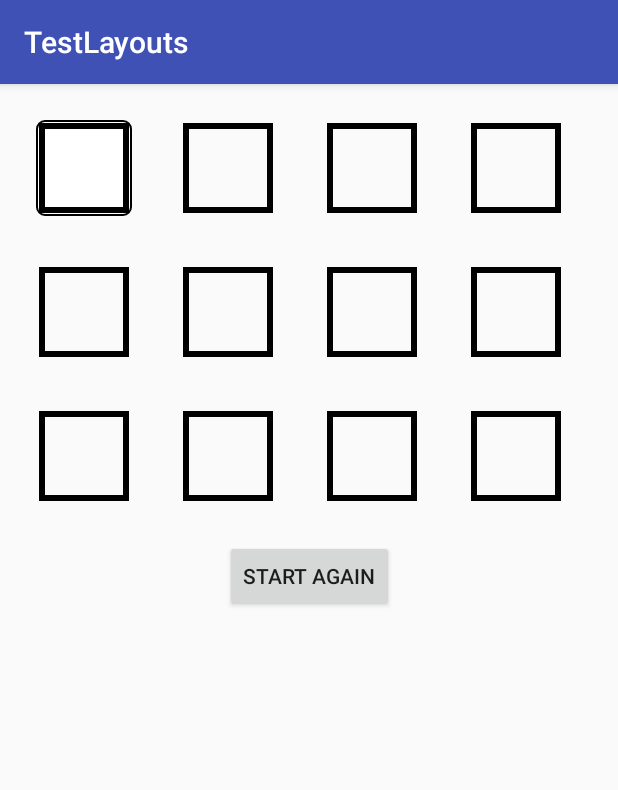
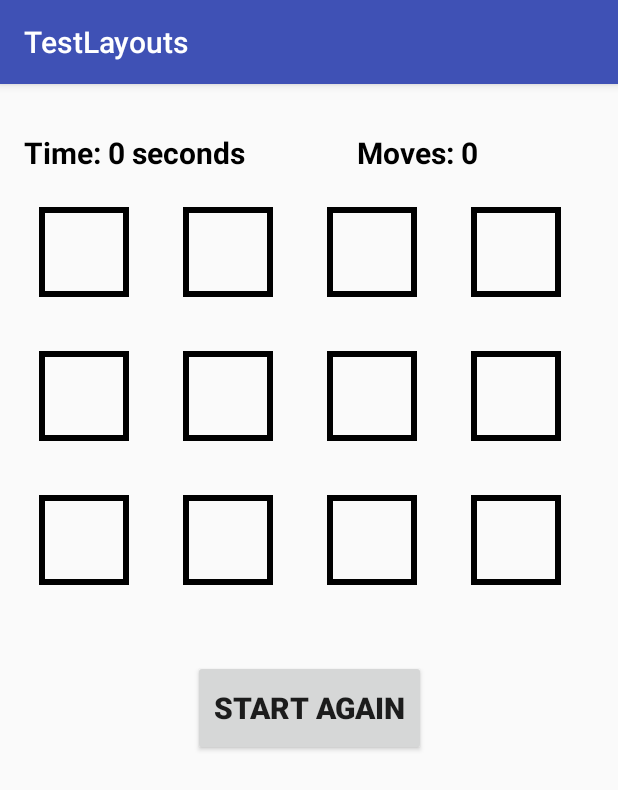
Before and after one commit to Lane29/TestLayouts, an Android app: the screen it shows after launch (MainActivity), after a tap on "START AGAIN", on a phone screen of 412 x 824 dp. Shown: the top 790 px of the screen. Run offline under Robolectric (Android 15) with nearby library versions, the light colour scheme and no system bars; 1 other tap on this screen came first.

Commit message:
Opening with sound, automatic close, checking match, no automation

```diff
--- a/app/src/main/java/com/packtpub/testlayouts/MainActivity.java
+++ b/app/src/main/java/com/packtpub/testlayouts/MainActivity.java
@@ -1,13 +1,18 @@
 package com.packtpub.testlayouts;
 
 import android.media.MediaPlayer;
+import android.os.Handler;
 import android.support.v7.app.AppCompatActivity;
 import android.os.Bundle;
 import android.util.Log;
 import android.view.View;
 import android.widget.Button;
 import android.widget.ImageView;
+import android.widget.TextView;
 
+import org.w3c.dom.Text;
+
+import java.sql.Time;
 import java.util.Random;
 
 public class MainActivity extends AppCompatActivity implements View.OnClickListener{
@@ -18,11 +23,16 @@ public class MainActivity extends AppCompatActivity implements View.OnClickListe
     private int numCols = 0;
 
     private int lengthOfPack = 0;
+    private int numberOfCardsInSet = 0;
 
     private int pack[];
     private int openedCards[];
+    private int openedCardsPositions[];
 
-    private MediaPlayer mediaPlayer;
+    private int cntMoves = 0;
+    private int timeInMilliseconds = 0;
+
+    private MediaPlayer flipMediaPlayer;
 
     @Override
     protected void onCreate(Bundle savedInstanceState) {
@@ -32,57 +42,79 @@ public class MainActivity extends AppCompatActivity implements View.OnClickListe
         initGame();
 
         shuffleCards();
+        turnAllCardsFaceDown();
     }
 
 
 
-
-
     private void initGame(){
-        //TODO! Read from prefereces.     For level 1 of the game there two sets = two mathched cards
+       // Log.i("info", "initGame...............");
+        //TODO! Read from prefereces. For level 1 of the game there two sets = two mathched cards
         numOfMatchedCards = 2;
         numRows = 3;
         numCols = 4;
 
-        //For level #1 = 12 cards are laid
-        lengthOfPack = numRows * numCols;
+        lengthOfPack = numRows * numCols;           //For level #1 = 12 cards are laid
 
-        //For level #1 = 6 cards in a set
-        int numberOfCardsInSet = lengthOfPack / numOfMatchedCards;
+        numberOfCardsInSet = lengthOfPack / numOfMatchedCards;    //For level #1 = 6 cards in a set
 
-        //Array for all cards
-        pack = new int[lengthOfPack];
+        pack = new int[lengthOfPack];   //Array for all cards
+        initPackArray();
 
-        //Array for opened cards
-        openedCards = new int[numOfMatchedCards];
+        openedCards = new int[numOfMatchedCards];   //Array for opened cards
+        initOpenedCardsArray();
 
-        //Initialising pack array. For level #1 = [1;2;3;4;5;6;1;2;3;4;5;6]
-        for (int i = 0; i < lengthOfPack; i++) {
-            pack[i] = (i + 1) % numberOfCardsInSet;
-        }
+        openedCardsPositions = new int[numOfMatchedCards];   //Array for opened cards
+        initOpenedCardsPositionsArray();
 
-        //Initialising array of opened cards.
-        for (int i = 0; i < numOfMatchedCards; i++) {
-            openedCards[i] = 0;
-        }
+        setOnClickListenerOnImageViews();
 
+        initGameTime();
+
+        initMoves();
+    }
+
+
+    private void setOnClickListenerOnImageViews() {
+        //Log.i("info", "setOnClickListenerOnImageViews...............");
         //Setting onClickListener on each imageView
         ImageView imageView;
         for (int i = 1; i <= numRows; i++)
             for (int j = 1; j <= numCols; j++) {
-                int resID = getResources().getIdentifier("position" + i + j, "id", getPackageName());
+                int resID = getResources().getIdentifier("card" + i + j, "id", getPackageName());
                 imageView = findViewById(resID);
                 imageView.setOnClickListener(this);
             }
     }
 
+    public void initPackArray(){
+       // Log.i("info", "initPackArray...............");
+        for (int i = 0; i < lengthOfPack; i++) {    //Initialising pack array. For level #1 = [1;2;3;4;5;6;1;2;3;4;5;6]
+            pack[i] = (i + 1) % numberOfCardsInSet + 1;
+        }
+    }
+
+
+    public void initOpenedCardsArray(){
+       /// Log.i("info", "initOpenedCardsArray...............");
+        for (int i = 0; i < numOfMatchedCards; i++) {
+            openedCards[i] = 0;
+        }
+    }
+
+    private void initOpenedCardsPositionsArray() {
+        /// Log.i("info", "initOpenedCardsPositionsArray...............");
+        for (int i = 0; i < numOfMatchedCards; i++) {
+            openedCardsPositions[i] = 0;
+        }
+    }
+
     public void shuffleCards() {
+       // Log.i("info", "shuffleCards...............");
         Random random = new Random();
 
         for (int i = 0; i < lengthOfPack; i++) {
-
             int cardPosition = random.nextInt(lengthOfPack - 1);
-
             int curCard = pack[i];
             pack[i] = pack[cardPosition];
             pack[cardPosition] = curCard;
@@ -91,66 +123,157 @@ public class MainActivity extends AppCompatActivity implements View.OnClickListe
 
 
     public void onClick(View view) {
-        //ID of the clicked card (IDs look like "position<XY>" where X - number of the row, Y - number of the column)
-        String cardPosition = getResources().getResourceEntryName(view.getId());//position32
-        int length = 10;//cardPosition.length();
-        Log.i("info", "cardPosition = " + cardPosition);
+        Log.i("info", "onClick...............");
 
-        int cardRow = Integer.parseInt(cardPosition.substring(length - 2, length-1));//3
-        int cardCol = Integer.parseInt(cardPosition.substring(length-1));//2
-        Log.i("info", cardRow + ":" + cardCol + " is clicked!!!");
+        //TODO! Timing
+        ///if (timeInMilliseconds == 0) {
+            //start timer
+        //}
+
+        ImageView clickedCard = (ImageView) view;
 
         //Position of the clicked card in a whole pack
-        int positionInPack = numCols * (cardRow - 1) + cardCol;//10
+        int positionInPack = Integer.parseInt(clickedCard.getTag().toString());//10
+
         Log.i("info", "Position in Pack = " + positionInPack);
 
         //Make sound
-        mediaPlayer = (MediaPlayer) MediaPlayer.create(this, R.raw.memory_flip);
-        mediaPlayer.start();
+        flipMediaPlayer = (MediaPlayer) MediaPlayer.create(this, R.raw.memory_flip);
+        flipMediaPlayer.start();
 
+        Log.i("info", "image" + pack[positionInPack-1]);
         //Turn the card face up (name of the target resource looks like "image<X>")
         int id = getResources().getIdentifier("image" + pack[positionInPack-1], "drawable", getPackageName());
-        ((ImageView) view).setImageResource(id);
+        clickedCard.setImageResource(id);
 
-        /*//add open card to array openedCards
-        addOpenedCard();
+        //add open card to array openedCards
+        addOpenedCard(positionInPack);
+        for (int i = 0; i < numOfMatchedCards; i++) {
+            Log.i("info", "openedCards[" + i + "] = "+ openedCards[i]);
+        }
 
-        if (areOpenedCardMatch()){
-            //remove matched cards
+
+        if (neededNumberOfCardsIsOpened()) {
+            if (areOpenedCardMatch()) {
+                Log.i("info", "Cards are matched!!! ");
+
+                initOpenedCardsArray();
+                initOpenedCardsPositionsArray();
+
+                MediaPlayer matchMediaPlayer = (MediaPlayer) MediaPlayer.create(this, R.raw.memory_match);
+                matchMediaPlayer.start();
+
+                //clickedCard.animate().translationYBy(-1000f).setDuration(2000);
+
+                //TODO! Animate opened cards
+            } else {
+                Handler handler = new Handler();
+                handler.postDelayed(new Runnable() {
+                    public void run() {
+                        initOpenedCardsArray();
+                        initOpenedCardsPositionsArray();
+                        turnAllCardsFaceDown();
+                    }
+                }, 2000);
+
+                flipMediaPlayer.start();
+            }
         }
-        else {
-            //close opened cards; init openedCards array
-        }*/
+
+        cntMoves++;
+        //showGameTime();
+        showMoves();
+        Log.i("info", "...");
     }
 
-   /* private boolean areOpenedCardMatch() {
-        //
+    /*private void showGameTime() {
+        TextView textTime = (TextView) findViewById(R.id.textTime);
+        textTime.setText("Time: " + timeInMilliseconds/1000 + " seconds");
+    }*/
+
+    private void showMoves() {
+        TextView textMoves = (TextView) findViewById(R.id.textMoves);
+        String strMoves = "Moves: " + cntMoves;
+        textMoves.setText(strMoves);
     }
 
-    private void addOpenedCard() {
-        //
+    private boolean neededNumberOfCardsIsOpened() {   //3 cards <> 0
+        //Log.i("info", "neededNumberOfCardsIsOpened...............");
+        boolean res = true;
+        int i=0;
+        while (i<numOfMatchedCards && res) {
+            if (openedCards[i] == 0) res = false;
+            i++;
+        }
+        return res;
     }
-*/
-
-    //New game
-    public void onStartClick(View view) {
 
 
+    private boolean areOpenedCardMatch() {
+        //Log.i("info", "areOpenedCardMatch...............");
+        boolean res = true;
+
+        int i = 1;
+        while (i < numOfMatchedCards && res) {
+            if (openedCards[i] != openedCards[i-1]) res = false;
+            Log.i("info", "openedCards[" + i + "] = "+ openedCards[i] + "    i = " + i + "   res = " + res);
+            i++;
+        }
+        return res;
+    }
+
+
+    private void addOpenedCard(int positionInPack) {
+        Log.i("info", "addOpenedCard...............pospositionInPackInPack = " + positionInPack);
+        int i = 0;
+        while (i<numOfMatchedCards && openedCards[i] != 0) i++;
+        openedCards[i] = pack[positionInPack-1];
+        openedCardsPositions[i] = positionInPack;
+    }
+
+
+    //Re-start the game
+    public void onStartClick(View view) {
+        //Log.i("info", "onStartClick...............");
         shuffleCards();
 
+        turnAllCardsFaceDown();
 
-        ImageView imageView;
+        initOpenedCardsArray();
 
-        //Turn all cards face down
+        initGameTime();
+
+        initMoves();
+    }
+
+    private void initGameTime() {
+        timeInMilliseconds = 0;
+        TextView textTime = (TextView) findViewById(R.id.textTime);
+        String str = "Time: 0 seconds";
+        textTime.setText(str);
+    }
+
+    private void initMoves() {
+        cntMoves = 0;
+        TextView textMoves = (TextView) findViewById(R.id.textMoves);
+        String str = "Moves: 0";
+        textMoves.setText(str);
+    }
+
+    //Turn all cards face down
+    public void turnAllCardsFaceDown() {
+        ///Log.i("info", "turnAllCardsFaceDown...............");
         for (int i = 1; i <= numRows; i++)
-            for (int j =1; j <= numCols; j++) {
-                int resID = getResources().getIdentifier("position" + i + j, "id", getPackageName());
-                imageView = findViewById(resID);
+            for (int j =1; j <= numCols; j++)  turnCardFaceDown(i, j);
+    }
 
-                int id = getResources().getIdentifier("square", "drawable", getPackageName());
-                imageView.setImageResource(id);
-            }
+    private void turnCardFaceDown(int i, int j) {
 
+        ///Log.i("info", "turnCardFaceDown...............");
+        int resID = getResources().getIdentifier("card" + i + j, "id", getPackageName());
+        ImageView imageView = findViewById(resID);
 
+        int id = getResources().getIdentifier("square", "drawable", getPackageName());
+        imageView.setImageResource(id);
     }
 }
--- a/app/src/main/res/layout/activity_main.xml
+++ b/app/src/main/res/layout/activity_main.xml
@@ -1,5 +1,6 @@
 <?xml version="1.0" encoding="utf-8"?>
-<android.support.constraint.ConstraintLayout xmlns:android="http://schemas.android.com/apk/res/android"
+<android.support.constraint.ConstraintLayout
+    xmlns:android="http://schemas.android.com/apk/res/android"
     xmlns:app="http://schemas.android.com/apk/res-auto"
     xmlns:tools="http://schemas.android.com/tools"
     android:layout_width="match_parent"
@@ -11,7 +12,7 @@
         android:layout_width="wrap_content"
         android:layout_height="wrap_content"
         android:layout_marginStart="8dp"
-        android:layout_marginTop="8dp"
+        android:layout_marginTop="64dp"
         app:layout_constraintStart_toStartOf="parent"
         app:layout_constraintTop_toTopOf="parent">
 
@@ -20,51 +21,54 @@
             android:layout_height="match_parent">
 
             <ImageView
-                android:id="@+id/position11"
+                android:id="@+id/card11"
                 android:layout_width="64dp"
                 android:layout_height="64dp"
                 android:layout_marginBottom="16dp"
                 android:layout_marginLeft="16dp"
                 android:layout_marginRight="16dp"
                 android:layout_marginTop="16dp"
-                android:background="@drawable/border"
                 android:scaleType="centerInside"
+                android:tag="1"
                 app:layout_constraintStart_toStartOf="parent"
                 app:srcCompat="@mipmap/ic_launcher"
                 tools:layout_editor_absoluteY="50dp" />
 
             <ImageView
-                android:id="@+id/position12"
+                android:id="@+id/card12"
                 android:layout_width="64dp"
                 android:layout_height="64dp"
                 android:layout_marginBottom="16dp"
                 android:layout_marginLeft="16dp"
                 android:layout_marginRight="16dp"
                 android:layout_marginTop="16dp"
+                android:tag="2"
                 app:srcCompat="@mipmap/ic_launcher"
                 tools:layout_editor_absoluteX="123dp"
                 tools:layout_editor_absoluteY="64dp" />
 
             <ImageView
-                android:id="@+id/position13"
+                android:id="@+id/card13"
                 android:layout_width="64dp"
                 android:layout_height="64dp"
                 android:layout_marginBottom="16dp"
                 android:layout_marginLeft="16dp"
                 android:layout_marginRight="16dp"
                 android:layout_marginTop="16dp"
+                android:tag="3"
                 app:srcCompat="@mipmap/ic_launcher"
                 tools:layout_editor_absoluteX="226dp"
                 tools:layout_editor_absoluteY="95dp" />
 
             <ImageView
-                android:id="@+id/position14"
+                android:id="@+id/card14"
                 android:layout_width="64dp"
                 android:layout_height="64dp"
                 android:layout_marginBottom="16dp"
                 android:layout_marginLeft="16dp"
                 android:layout_marginRight="16dp"
                 android:layout_marginTop="16dp"
+                android:tag="4"
                 app:srcCompat="@mipmap/ic_launcher" />
         </TableRow>
 
@@ -73,49 +77,53 @@
             android:layout_height="match_parent">
 
             <ImageView
-                android:id="@+id/position21"
+                android:id="@+id/card21"
                 android:layout_width="64dp"
                 android:layout_height="64dp"
                 android:layout_marginBottom="16dp"
                 android:layout_marginLeft="16dp"
                 android:layout_marginRight="16dp"
                 android:layout_marginTop="16dp"
+                android:tag="5"
                 app:layout_constraintStart_toStartOf="parent"
                 app:srcCompat="@mipmap/ic_launcher"
                 tools:layout_editor_absoluteY="50dp" />
 
             <ImageView
-                android:id="@+id/position22"
+                android:id="@+id/card22"
                 android:layout_width="64dp"
                 android:layout_height="64dp"
                 android:layout_marginBottom="16dp"
                 android:layout_marginLeft="16dp"
                 android:layout_marginRight="16dp"
                 android:layout_marginTop="16dp"
+                android:tag="6"
                 app:srcCompat="@mipmap/ic_launcher"
                 tools:layout_editor_absoluteX="123dp"
                 tools:layout_editor_absoluteY="64dp" />
 
             <ImageView
-                android:id="@+id/position23"
+                android:id="@+id/card23"
                 android:layout_width="64dp"
                 android:layout_height="64dp"
                 android:layout_marginBottom="16dp"
                 android:layout_marginLeft="16dp"
                 android:layout_marginRight="16dp"
                 android:layout_marginTop="16dp"
+                android:tag="7"
                 app:srcCompat="@mipmap/ic_launcher"
                 tools:layout_editor_absoluteX="226dp"
                 tools:layout_editor_absoluteY="95dp" />
 
             <ImageView
-                android:id="@+id/position24"
+                android:id="@+id/card24"
                 android:layout_width="64dp"
                 android:layout_height="64dp"
                 android:layout_marginBottom="16dp"
                 android:layout_marginLeft="16dp"
                 android:layout_marginRight="16dp"
                 android:layout_marginTop="16dp"
+                android:tag="8"
                 app:srcCompat="@mipmap/ic_launcher" />
         </TableRow>
 
@@ -124,49 +132,53 @@
             android:layout_height="match_parent">
 
             <ImageView
-                android:id="@+id/position31"
+                android:id="@+id/card31"
                 android:layout_width="64dp"
                 android:layout_height="64dp"
                 android:layout_marginBottom="16dp"
                 android:layout_marginLeft="16dp"
                 android:layout_marginRight="16dp"
                 android:layout_marginTop="16dp"
+                android:tag="9"
                 app:layout_constraintStart_toStartOf="parent"
                 app:srcCompat="@mipmap/ic_launcher"
                 tools:layout_editor_absoluteY="50dp" />
 
             <ImageView
-                android:id="@+id/position32"
+                android:id="@+id/card32"
                 android:layout_width="64dp"
                 android:layout_height="64dp"
                 android:layout_marginBottom="16dp"
                 android:layout_marginLeft="16dp"
                 android:layout_marginRight="16dp"
                 android:layout_marginTop="16dp"
+                android:tag="10"
                 app:srcCompat="@mipmap/ic_launcher"
                 tools:layout_editor_absoluteX="123dp"
                 tools:layout_editor_absoluteY="64dp" />
 
             <ImageView
-                android:id="@+id/position33"
+                android:id="@+id/card33"
                 android:layout_width="64dp"
                 android:layout_height="64dp"
                 android:layout_marginBottom="16dp"
                 android:layout_marginLeft="16dp"
                 android:layout_marginRight="16dp"
                 android:layout_marginTop="16dp"
+                android:tag="11"
                 app:srcCompat="@mipmap/ic_launcher"
                 tools:layout_editor_absoluteX="226dp"
                 tools:layout_editor_absoluteY="95dp" />
 
             <ImageView
-                android:id="@+id/position34"
+                android:id="@+id/card34"
                 android:layout_width="64dp"
                 android:layout_height="64dp"
                 android:layout_marginBottom="16dp"
                 android:layout_marginLeft="16dp"
                 android:layout_marginRight="16dp"
                 android:layout_marginTop="16dp"
+                android:tag="12"
                 app:srcCompat="@mipmap/ic_launcher" />
         </TableRow>
 
@@ -174,13 +186,44 @@
 
     <Button
         android:id="@+id/button"
-        android:layout_width="wrap_content"
-        android:layout_height="wrap_content"
-        android:layout_marginTop="8dp"
+        android:layout_width="155dp"
+        android:layout_height="64dp"
+        android:layout_marginTop="32dp"
         android:onClick="onStartClick"
         android:text="Start again"
+        android:textSize="20sp"
+        android:textStyle="bold"
         app:layout_constraintEnd_toEndOf="parent"
         app:layout_constraintStart_toStartOf="parent"
         app:layout_constraintTop_toBottomOf="@+id/tableLayout" />
 
+    <TextView
+        android:id="@+id/textTime"
+        android:layout_width="wrap_content"
+        android:layout_height="wrap_content"
+        android:layout_marginStart="16dp"
+        android:layout_marginTop="32dp"
+        android:text="Time:"
+        android:textColor="@android:color/black"
+        android:textSize="20sp"
+        android:textStyle="bold"
+        app:layout_constraintStart_toStartOf="parent"
+        app:layout_constraintTop_toTopOf="parent" />
+
+    <TextView
+        android:id="@+id/textMoves"
+        android:layout_width="120dp"
+        android:layout_height="28dp"
+        android:layout_marginEnd="16dp"
+        android:layout_marginStart="8dp"
+        android:layout_marginTop="32dp"
+        android:text="Moves:  "
+        android:textColor="@android:color/black"
+        android:textSize="20sp"
+        android:textStyle="bold"
+        app:layout_constraintEnd_toEndOf="parent"
+        app:layout_constraintHorizontal_bias="0.849"
+        app:layout_constraintStart_toStartOf="@+id/textTime"
+        app:layout_constraintTop_toTopOf="parent" />
+
 </android.support.constraint.ConstraintLayout>
```
Also changed, not shown: app/src/main/res/drawable-v24/image6.png (renamed from app/src/main/res/drawable-v24/image0.png).
